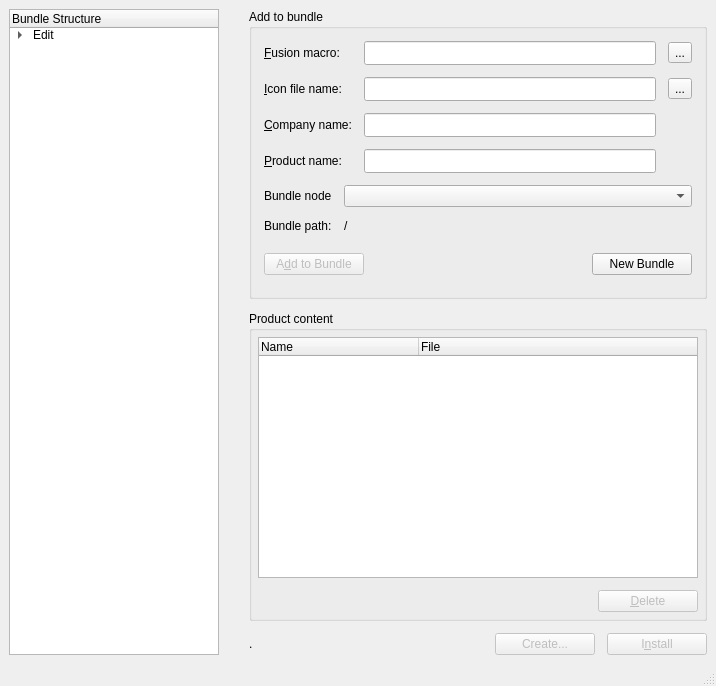
Qt form mainwindow.ui (britus/DRFXBuilder) before a commit.
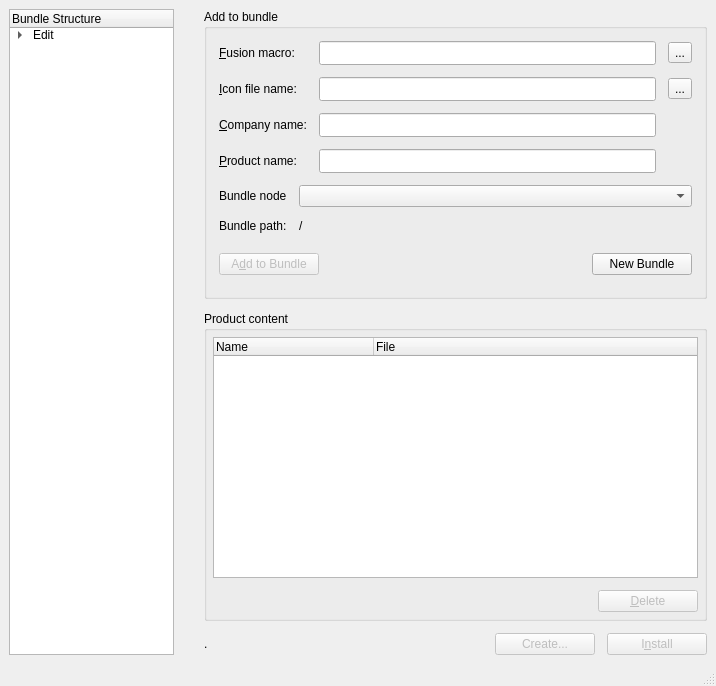
The same form after that commit. Icons and pictures are not drawn.

```diff
--- a/mainwindow.ui
+++ b/mainwindow.ui
@@ -43,7 +43,7 @@
     <item>
      <widget class="QWidget" name="pnlBundle" native="true">
       <property name="sizePolicy">
-       <sizepolicy hsizetype="Fixed" vsizetype="Expanding">
+       <sizepolicy hsizetype="MinimumExpanding" vsizetype="Expanding">
         <horstretch>0</horstretch>
         <verstretch>0</verstretch>
        </sizepolicy>
@@ -70,7 +70,7 @@
           <string>Display the DRFX bundle structure</string>
          </property>
          <property name="sizeAdjustPolicy">
-          <enum>QAbstractScrollArea::AdjustIgnored</enum>
+          <enum>QAbstractScrollArea::AdjustToContentsOnFirstShow</enum>
          </property>
          <property name="editTriggers">
           <set>QAbstractItemView::NoEditTriggers</set>
@@ -626,6 +626,9 @@
             <property name="whatsThis">
              <string>Shows selected Fusion VFX items</string>
             </property>
+            <property name="sizeAdjustPolicy">
+             <enum>QAbstractScrollArea::AdjustToContentsOnFirstShow</enum>
+            </property>
             <property name="editTriggers">
              <set>QAbstractItemView::NoEditTriggers</set>
             </property>
```
